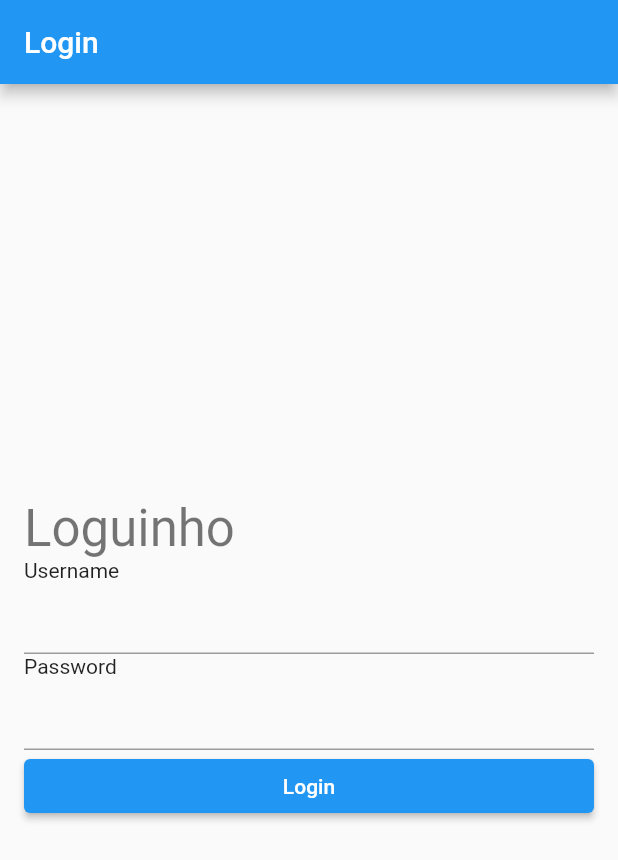
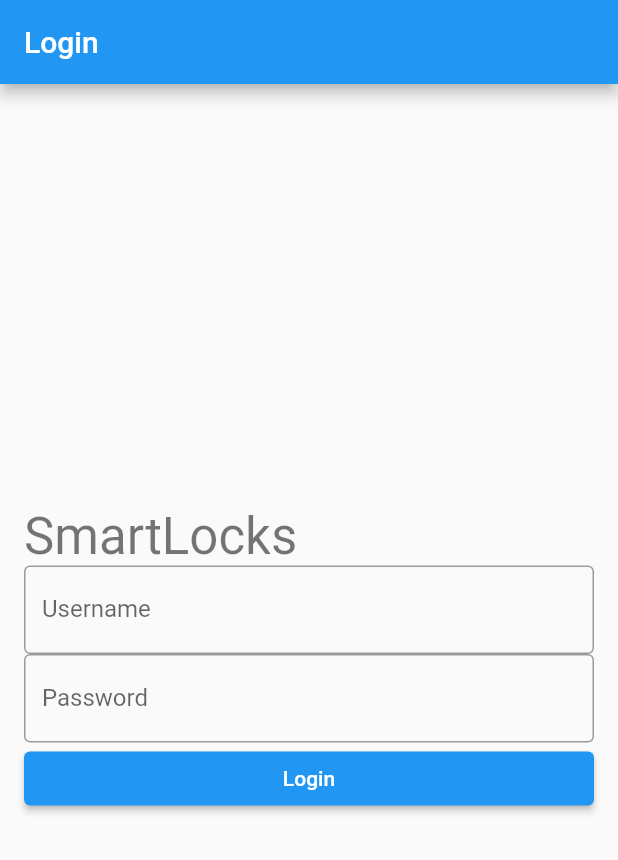
Before and after one commit to freirezinho/access-control-app, a Flutter app: the screen it shows after launch, on a phone screen of 412 x 824 dp. Shown: the top 860 px of the screen. Run offline on Flutter 3.47's test engine with Material 2 defaults, Android fonts, the phone set to English and light mode, and no system bars; our stand-ins replace firebase_auth, firebase_core; missing offline and left inert: mqtt_client; accounts and stored records are empty.

Commit message:
Login integration

```diff
--- a/lib/main.dart
+++ b/lib/main.dart
@@ -1,17 +1,59 @@
 import 'package:access_control/src/data/routes/route_factory.dart';
+import 'package:access_control/src/features/views/loading/loading.view.dart';
+import 'package:firebase_auth/firebase_auth.dart';
 import 'package:flutter/material.dart';
+import 'package:firebase_core/firebase_core.dart';
 
 void main() {
+  WidgetsFlutterBinding.ensureInitialized();
   runApp(ACApp());
 }
 
-class ACApp extends StatelessWidget {
+class ACApp extends StatefulWidget {
+  _ACAppState createState() => _ACAppState();
+}
+
+class _ACAppState extends State<ACApp> {
+  final Future<FirebaseApp> _initFirebaseSdk = Firebase.initializeApp();
+  final _navigatorKey = new GlobalKey<NavigatorState>();
+
+  bool _initialized = false;
+  bool _error = false;
+
+  void initializeFlutterFire() async {
+    try {
+      // Wait for Firebase to initialize and set `_initialized` state to true
+      await Firebase.initializeApp();
+      setState(() {
+        _initialized = true;
+      });
+    } catch(e) {
+      // Set `_error` state to true if Firebase initialization fails
+      setState(() {
+        _error = true;
+      });
+    }
+  }
+
+  @override
+  void initState() {
+    // initializeFlutterFire();
+    super.initState();
+  }
+
   // This widget is the root of your application.
   @override
   Widget build(BuildContext context) {
+    if (_error) {
+      print("ERROR");
+    }
+    if (!_initialized) {
+      print("Loading");
+    }
     return MaterialApp(
       title: 'Access Control',
       routes: ACRouteFactory.routes,
+      navigatorKey: _navigatorKey,
       theme: ThemeData(
         // This is the theme of your application.
         //
@@ -24,130 +66,27 @@ class ACApp extends StatelessWidget {
         // is not restarted.
         primarySwatch: Colors.blue,
       ),
+      home: FutureBuilder(
+          future: _initFirebaseSdk,
+          builder: (_, snapshot) {
+            // if (snapshot.hasError) return ErrorScreen();
+            if (snapshot.hasError) print (snapshot.error);
+
+            if (snapshot.connectionState == ConnectionState.done) {
+              // Assign listener after the SDK is initialized successfully
+              FirebaseAuth.instance.authStateChanges().listen((User? user) {
+                if (user == null)
+                  _navigatorKey.currentState!
+                      .pushReplacementNamed('/login');
+                else
+                  _navigatorKey.currentState!
+                      .pushReplacementNamed('/home');
+              });
+            }
+
+            return LoadingView();
+          }),
       // home: LoginView(),
     );
   }
 }
-
-class MyHomePage extends StatefulWidget {
-  MyHomePage({Key? key}) : super(key: key);
-
-  // This widget is the home page of your application. It is stateful, meaning
-  // that it has a State object (defined below) that contains fields that affect
-  // how it looks.
-
-  // This class is the configuration for the state. It holds the values (in this
-  // case the title) provided by the parent (in this case the App widget) and
-  // used by the build method of the State. Fields in a Widget subclass are
-  // always marked "final".
-
-  final String title = "Home";
-
-  @override
-  _MyHomePageState createState() => _MyHomePageState();
-}
-
-class _MyHomePageState extends State<MyHomePage> {
-  int _counter = 0;
-
-  void _incrementCounter(BuildContext context) {
-    // setState(() {
-    //   // This call to setState tells the Flutter framework that something has
-    //   // changed in this State, which causes it to rerun the build method below
-    //   // so that the display can reflect the updated values. If we changed
-    //   // _counter without calling setState(), then the build method would not be
-    //   // called again, and so nothing would appear to happen.
-    //   _counter++;
-    // });
-    Navigator.pushNamed(context, '/register-device');
-  }
-
-
-
-  @override
-  Widget build(BuildContext context) {
-    // This method is rerun every time setState is called, for instance as done
-    // by the _incrementCounter method above.
-    //
-    // The Flutter framework has been optimized to make rerunning build methods
-    // fast, so that you can just rebuild anything that needs updating rather
-    // than having to individually change instances of widgets.
-
-    return Scaffold(
-      appBar: AppBar(
-        // Here we take the value from the MyHomePage object that was created by
-        // the App.build method, and use it to set our appbar title.
-        title: Text(widget.title),
-      ),
-      body: Center(
-        // Center is a layout widget. It takes a single child and positions it
-        // in the middle of the parent.
-        child: Padding(
-          padding: EdgeInsets.only(left: 16, right: 16),
-          child: Column(
-            // Column is also a layout widget. It takes a list of children and
-            // arranges them vertically. By default, it sizes itself to fit its
-            // children horizontally, and tries to be as tall as its parent.
-            //
-            // Invoke "debug painting" (press "p" in the console, choose the
-            // "Toggle Debug Paint" action from the Flutter Inspector in Android
-            // Studio, or the "Toggle Debug Paint" command in Visual Studio Code)
-            // to see the wireframe for each widget.
-            //
-            // Column has various properties to control how it sizes itself and
-            // how it positions its children. Here we use mainAxisAlignment to
-            // center the children vertically; the main axis here is the vertical
-            // axis because Columns are vertical (the cross axis would be
-            // horizontal).
-            mainAxisAlignment: MainAxisAlignment.center,
-            children: <Widget>[
-              Row(
-                children: <Widget>[
-                  Text('Img'),
-                  Column(
-                    children: [
-                      Text('Lorem ipsum')
-                    ],
-                  )
-                ],
-              ),
-              Divider(),
-              Text(
-                'You have pushed the button this many times:',
-              ),
-              Text(
-                '$_counter',
-                style: Theme.of(context).textTheme.headline4,
-              ),
-              ElevatedButton(
-                child: Text("Alert"),
-                onPressed: () {
-                  Navigator.push(
-                      context,
-                      PageRouteBuilder(
-                          barrierDismissible: true,
-                          opaque: false,
-                          pageBuilder: (_, anim1, anim2) => AlertDialog(
-                              content: Text('Alert!'),
-                              shape: RoundedRectangleBorder(
-                                  borderRadius: BorderRadius.all(Radius.circular(2.0))
-                              )
-                          )
-                      )
-                  );
-                },
-              )
-            ],
-          )
-        ),
-      ),
-      floatingActionButton: FloatingActionButton(
-        onPressed: () {
-          Navigator.pushNamed(context, '/register-device');
-        },
-        tooltip: 'Increment',
-        child: Icon(Icons.add),
-      ), // This trailing comma makes auto-formatting nicer for build methods.
-    );
-  }
-}
--- a/lib/src/data/routes/route_factory.dart
+++ b/lib/src/data/routes/route_factory.dart
@@ -1,12 +1,12 @@
 
-import 'package:access_control/main.dart';
+import 'package:access_control/src/features/views/home/home.view.dart';
 import 'package:access_control/src/features/views/login/login.view.dart';
 import 'package:access_control/src/features/views/register_device/register_device.view.dart';
 import 'package:flutter/cupertino.dart';
 
 class ACRouteFactory {
   static Map<String, Widget Function(BuildContext)> routes = {
-    '/': (BuildContext context) => LoginView(),
+    '/login': (BuildContext context) => LoginView(),
     '/home': (BuildContext context) => MyHomePage(),
     '/register-device': (BuildContext context) => RegisterDeviceView()
   };
--- a/lib/src/features/views/login/login.view.dart
+++ b/lib/src/features/views/login/login.view.dart
@@ -1,5 +1,6 @@
 
 import 'package:flutter/material.dart';
+import 'package:firebase_auth/firebase_auth.dart';
 
 class LoginView extends StatefulWidget {
   final String title = "Login";
@@ -10,6 +11,31 @@ class LoginView extends StatefulWidget {
 }
 
 class _LoginViewState extends State<LoginView> {
+  final _usernameController = TextEditingController();
+  final _passwordController = TextEditingController();
+
+  // @override
+  // void initState() {
+  //   super.initState();
+  //   // logUserIn();
+  // }
+
+  // void logUserIn() {
+  //   FirebaseAuth.instance.authStateChanges().listen((User? user) {
+  //     if (user == null) {
+  //       print("Not signed in.");
+  //     }
+  //     else {
+  //       Navigator.pushReplacementNamed(context, '/home');
+  //     }
+  //   });
+  // }
+
+  // @override
+  // void dispose() {
+  //   super.dispose();
+  // }
+
   @override
   Widget build(BuildContext context) {
     return Scaffold(
@@ -39,23 +65,45 @@ class _LoginViewState extends State<LoginView> {
               // horizontal).
               mainAxisAlignment: MainAxisAlignment.center,
               crossAxisAlignment: CrossAxisAlignment.stretch,
+
               children: <Widget>[
                 Text(
-                  'Loguinho',
+                  'SmartLocks',
                   style: Theme.of(context).textTheme.headline4,
                 ),
-                Text(
-                  'Username',
-                  textAlign: TextAlign.left,
+                TextField(
+                  controller: _usernameController,
+                  keyboardType: TextInputType.emailAddress,
+                  decoration: InputDecoration(
+                    border: OutlineInputBorder(),
+                    labelText: 'Username',
+                  ),
                 ),
-                TextField(),
-                Text(
-                  'Password',
-                  textAlign: TextAlign.left,
+                TextField(
+                  controller: _passwordController,
+                  obscureText: true,
+                  decoration: InputDecoration(
+                    border: OutlineInputBorder(),
+                    labelText: 'Password',
+                  ),
                 ),
-                TextField(),
-                ElevatedButton(onPressed: () {
-                  Navigator.pushNamed(context, '/home');
+                ElevatedButton(onPressed: () async {
+                  try {
+                    UserCredential userCredential = await FirebaseAuth.instance.signInWithEmailAndPassword(
+                        email: _usernameController.text,
+                        password: _passwordController.text
+                    );
+                    // Navigator.pushReplacementNamed(context, '/home');
+                  } on FirebaseAuthException catch (e) {
+                    if (e.code == 'weak-password') {
+                      print('The password provided is too weak.');
+                    } else if (e.code == 'email-already-in-use') {
+                      print('The account already exists for that email.');
+                    }
+                  } catch (e) {
+                    print(e);
+                  }
+
                 }, child:
                   Text("Login")
                 )
--- a/pubspec.yaml
+++ b/pubspec.yaml
@@ -24,7 +24,8 @@ dependencies:
   flutter:
     sdk: flutter
   mqtt_client: 9.6.1
-
+  firebase_core: "^1.7.0"
+  firebase_auth: "^3.1.3"
   # The following adds the Cupertino Icons font to your application.
   # Use with the CupertinoIcons class for iOS style icons.
   cupertino_icons: ^1.0.2
```
Also changed, not shown: lib/src/features/views/home/home.view.dart (added, +118 -0 lines), lib/src/features/views/loading/loading.view.dart (added, +22 -0 lines), pubspec.lock, 8 other files.
